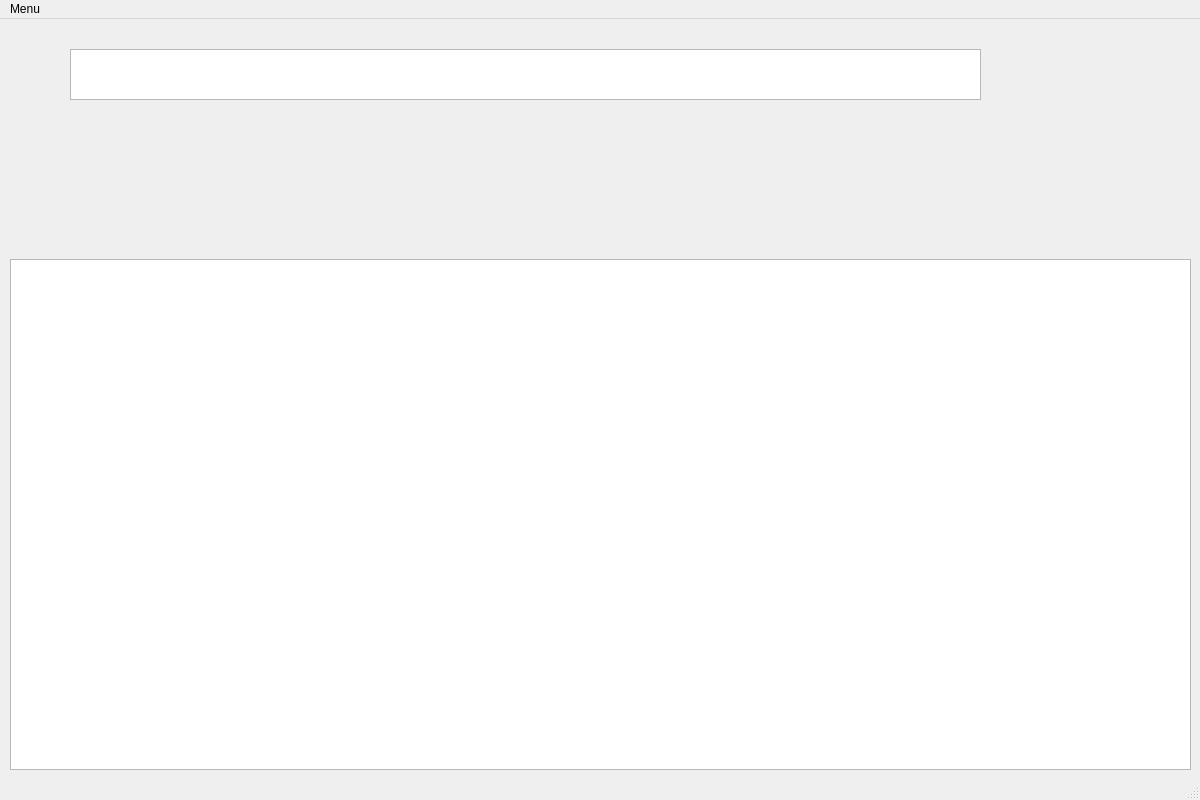
Before: the Qt Designer form searchpage.ui in sgomez14/team-cook2, drawn with Qt 5.
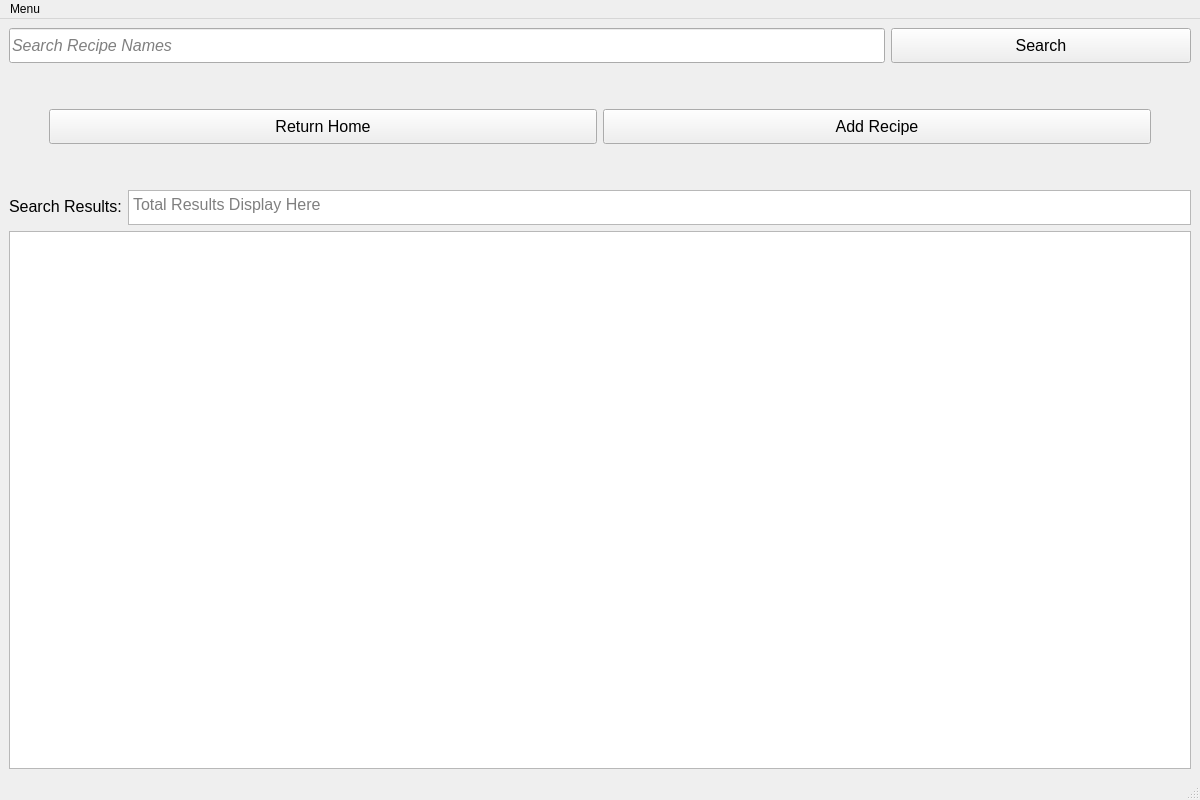
After: the same form once the commit is applied. Icons and pictures are not drawn.

Commit message: search ui functioning properly

```diff
--- a/searchpage.ui
+++ b/searchpage.ui
@@ -26,26 +26,247 @@
    <string>MainWindow</string>
   </property>
   <widget class="QWidget" name="centralwidget">
-   <widget class="QTextEdit" name="textEdit">
-    <property name="geometry">
-     <rect>
-      <x>70</x>
-      <y>30</y>
-      <width>911</width>
-      <height>51</height>
-     </rect>
-    </property>
-   </widget>
-   <widget class="QListWidget" name="listWidget">
-    <property name="geometry">
-     <rect>
-      <x>10</x>
-      <y>240</y>
-      <width>1181</width>
-      <height>511</height>
-     </rect>
-    </property>
-   </widget>
+   <layout class="QVBoxLayout" name="verticalLayout">
+    <item>
+     <layout class="QHBoxLayout" name="horizontalLayout">
+      <item>
+       <widget class="QLineEdit" name="searchLine">
+        <property name="minimumSize">
+         <size>
+          <width>0</width>
+          <height>35</height>
+         </size>
+        </property>
+        <property name="maximumSize">
+         <size>
+          <width>16777215</width>
+          <height>35</height>
+         </size>
+        </property>
+        <property name="font">
+         <font>
+          <pointsize>12</pointsize>
+          <italic>true</italic>
+         </font>
+        </property>
+        <property name="placeholderText">
+         <string>Search Recipe Names</string>
+        </property>
+       </widget>
+      </item>
+      <item>
+       <widget class="QPushButton" name="searchButton">
+        <property name="minimumSize">
+         <size>
+          <width>300</width>
+          <height>35</height>
+         </size>
+        </property>
+        <property name="maximumSize">
+         <size>
+          <width>16777215</width>
+          <height>35</height>
+         </size>
+        </property>
+        <property name="font">
+         <font>
+          <pointsize>12</pointsize>
+         </font>
+        </property>
+        <property name="text">
+         <string>Search</string>
+        </property>
+        <property name="icon">
+         <iconset>
+          <normalon>:/resources/icons/magnifier.png</normalon>
+         </iconset>
+        </property>
+        <property name="iconSize">
+         <size>
+          <width>30</width>
+          <height>30</height>
+         </size>
+        </property>
+       </widget>
+      </item>
+     </layout>
+    </item>
+    <item>
+     <spacer name="verticalSpacer">
+      <property name="orientation">
+       <enum>Qt::Vertical</enum>
+      </property>
+      <property name="sizeType">
+       <enum>QSizePolicy::Preferred</enum>
+      </property>
+      <property name="sizeHint" stdset="0">
+       <size>
+        <width>20</width>
+        <height>40</height>
+       </size>
+      </property>
+     </spacer>
+    </item>
+    <item>
+     <layout class="QHBoxLayout" name="horizontalLayout_4">
+      <item>
+       <spacer name="horizontalSpacer">
+        <property name="orientation">
+         <enum>Qt::Horizontal</enum>
+        </property>
+        <property name="sizeType">
+         <enum>QSizePolicy::Preferred</enum>
+        </property>
+        <property name="sizeHint" stdset="0">
+         <size>
+          <width>40</width>
+          <height>20</height>
+         </size>
+        </property>
+       </spacer>
+      </item>
+      <item>
+       <widget class="QPushButton" name="returnHomeButton">
+        <property name="minimumSize">
+         <size>
+          <width>0</width>
+          <height>35</height>
+         </size>
+        </property>
+        <property name="font">
+         <font>
+          <pointsize>12</pointsize>
+         </font>
+        </property>
+        <property name="text">
+         <string>Return Home</string>
+        </property>
+        <property name="icon">
+         <iconset>
+          <normalon>:/resources/icons/Home1.png</normalon>
+         </iconset>
+        </property>
+        <property name="iconSize">
+         <size>
+          <width>30</width>
+          <height>30</height>
+         </size>
+        </property>
+       </widget>
+      </item>
+      <item>
+       <widget class="QPushButton" name="addRecipeButton">
+        <property name="minimumSize">
+         <size>
+          <width>0</width>
+          <height>35</height>
+         </size>
+        </property>
+        <property name="font">
+         <font>
+          <pointsize>12</pointsize>
+         </font>
+        </property>
+        <property name="text">
+         <string>Add Recipe</string>
+        </property>
+        <property name="icon">
+         <iconset>
+          <normalon>:/resources/icons/plus.png</normalon>
+         </iconset>
+        </property>
+        <property name="iconSize">
+         <size>
+          <width>30</width>
+          <height>30</height>
+         </size>
+        </property>
+       </widget>
+      </item>
+      <item>
+       <spacer name="horizontalSpacer_2">
+        <property name="orientation">
+         <enum>Qt::Horizontal</enum>
+        </property>
+        <property name="sizeType">
+         <enum>QSizePolicy::Preferred</enum>
+        </property>
+        <property name="sizeHint" stdset="0">
+         <size>
+          <width>40</width>
+          <height>20</height>
+         </size>
+        </property>
+       </spacer>
+      </item>
+     </layout>
+    </item>
+    <item>
+     <spacer name="verticalSpacer_2">
+      <property name="orientation">
+       <enum>Qt::Vertical</enum>
+      </property>
+      <property name="sizeType">
+       <enum>QSizePolicy::Preferred</enum>
+      </property>
+      <property name="sizeHint" stdset="0">
+       <size>
+        <width>20</width>
+        <height>40</height>
+       </size>
+      </property>
+     </spacer>
+    </item>
+    <item>
+     <layout class="QFormLayout" name="formLayout">
+      <item row="0" column="1">
+       <widget class="QTextBrowser" name="searchResultsText">
+        <property name="sizePolicy">
+         <sizepolicy hsizetype="Expanding" vsizetype="Fixed">
+          <horstretch>0</horstretch>
+          <verstretch>0</verstretch>
+         </sizepolicy>
+        </property>
+        <property name="minimumSize">
+         <size>
+          <width>0</width>
+          <height>35</height>
+         </size>
+        </property>
+        <property name="maximumSize">
+         <size>
+          <width>16777215</width>
+          <height>35</height>
+         </size>
+        </property>
+        <property name="font">
+         <font>
+          <pointsize>12</pointsize>
+         </font>
+        </property>
+        <property name="placeholderText">
+         <string>Total Results Display Here</string>
+        </property>
+       </widget>
+      </item>
+      <item row="0" column="0">
+       <widget class="QLabel" name="searchResultsLabel">
+        <property name="font">
+         <font>
+          <pointsize>12</pointsize>
+         </font>
+        </property>
+        <property name="text">
+         <string>Search Results:</string>
+        </property>
+       </widget>
+      </item>
+     </layout>
+    </item>
+    <item>
+     <widget class="QListWidget" name="searchResultsList"/>
+    </item>
+   </layout>
   </widget>
   <widget class="QMenuBar" name="menubar">
    <property name="geometry">
```
The commit also changes 16 other files.
